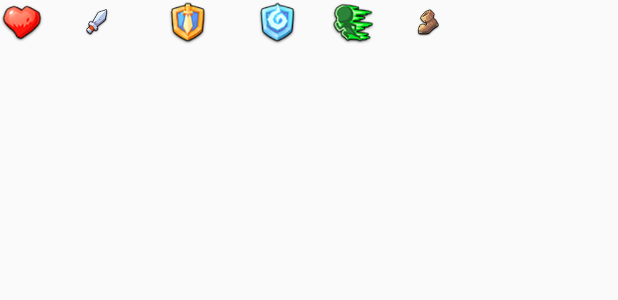
After one commit to cnkaptan/TMonsterWiki, an Android app: the layout monster_level_header.xml on its own in the app's theme, with its tools: preview values and no code run, on a phone screen of 412 x 824 dp. The commit adds this screen. Shown: the top 300 px of the screen. Run offline under Robolectric (Android 15) with nearby library versions, the phone set to English and light mode, and no system bars; network calls fail.

Commit message:
added:level recycler view each monster

```diff
--- /dev/null
+++ b/app/src/main/res/layout/monster_level_header.xml
@@ -0,0 +1,49 @@
+<?xml version="1.0" encoding="utf-8"?>
+<LinearLayout xmlns:android="http://schemas.android.com/apk/res/android"
+                android:layout_width="match_parent"
+                android:layout_height="wrap_content"
+                android:orientation="horizontal">
+
+        <androidx.appcompat.widget.AppCompatImageView
+                android:layout_width="30dp"
+                android:layout_height="30dp"
+                android:layout_gravity="center"
+                android:layout_marginRight="0dp"
+                android:src="@drawable/icon_attr_hp"/>
+
+        <androidx.appcompat.widget.AppCompatImageView
+                android:layout_width="30dp"
+                android:layout_height="20dp"
+                android:layout_gravity="center"
+                android:layout_marginLeft="20dp"
+                android:src="@drawable/icon_attr_dmg"/>
+
+        <androidx.appcompat.widget.AppCompatImageView
+                android:layout_width="30dp"
+                android:layout_height="30dp"
+                android:layout_gravity="center"
+                android:layout_marginLeft="30dp"
+                android:src="@drawable/icon_attr_def_phy"/>
+
+        <androidx.appcompat.widget.AppCompatImageView
+                android:layout_width="30dp"
+                android:layout_height="30dp"
+                android:layout_gravity="center"
+                android:layout_marginLeft="30dp"
+                android:src="@drawable/icon_attr_def_mag"/>
+
+        <androidx.appcompat.widget.AppCompatImageView
+                android:layout_width="30dp"
+                android:layout_height="30dp"
+                android:layout_gravity="center"
+                android:layout_marginLeft="20dp"
+                android:src="@drawable/icon_attr_speed"/>
+
+    <androidx.appcompat.widget.AppCompatImageView
+            android:layout_width="30dp"
+            android:layout_height="20dp"
+            android:layout_gravity="center"
+            android:layout_marginLeft="20dp"
+            android:src="@drawable/icon_attr_move"/>
+
+</LinearLayout>
```
Also changed, not shown: app/src/main/java/com/cnkaptan/tmonsterswiki/ui/adapter/MonsterLevelAdapter.kt (+13 -5 lines), app/src/main/res/drawable/level_content_cell.xml (added, +11 -0 lines), app/src/main/res/drawable/level_header_border.xml (added, +12 -0 lines), app/src/main/res/layout/activity_monster_detail.xml (+9 -1 lines), app/src/main/res/layout/item_layout_levels.xml (+66 -17 lines).
